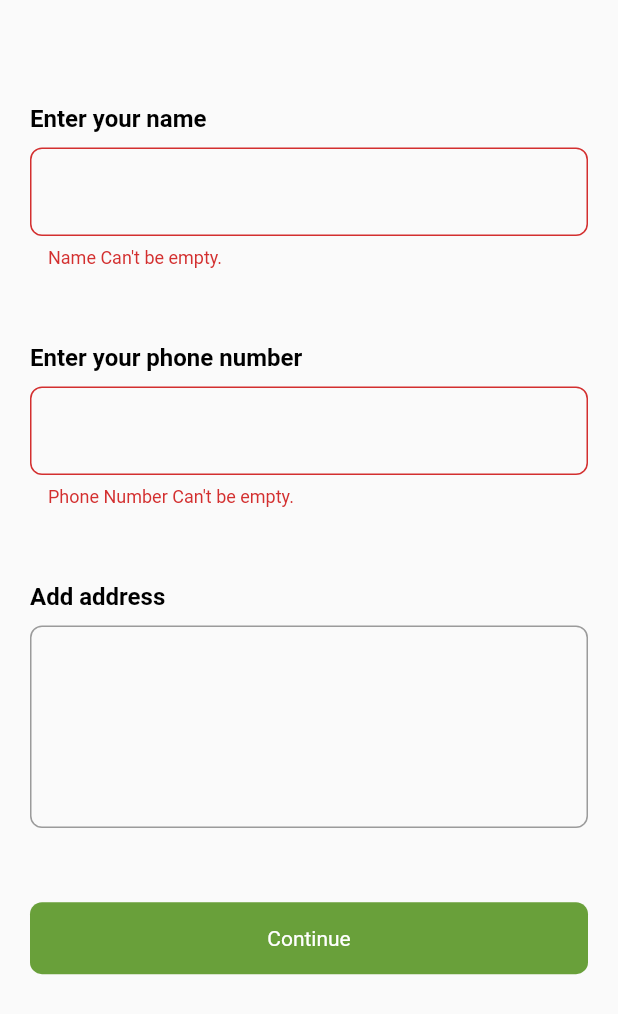
After one commit to sherief4/fruit-market, a Flutter app: the CompleteInformationPage screen opened directly, after a tap on "Continue", on a phone screen of 412 x 824 dp. The commit adds this screen. Shown: the top 1014 px of the screen. Run offline on Flutter 3.47's test engine with Material 2 defaults, Android fonts, the phone set to English and light mode, and no system bars; our stand-ins replace dots_indicator.

Commit message:
auth_presentation_layer

```diff
--- /dev/null
+++ b/lib/features/auth/presentation/pages/complete_information.dart
@@ -0,0 +1,13 @@
+import 'package:flutter/material.dart';
+import 'package:fruit_market/features/auth/presentation/widgets/complete_information_page_body.dart';
+
+class CompleteInformationPage extends StatelessWidget {
+  const CompleteInformationPage({Key? key}) : super(key: key);
+
+  @override
+  Widget build(BuildContext context) {
+    return Scaffold(
+      body: SafeArea(child: CompleteInformationPageBody()),
+    );
+  }
+}
--- /dev/null
+++ b/lib/features/auth/presentation/widgets/complete_information_page_body.dart
@@ -0,0 +1,80 @@
+import 'package:flutter/material.dart';
+import 'package:fruit_market/core/utils/constants.dart';
+import 'package:fruit_market/core/widgets/default_button.dart';
+import 'package:fruit_market/core/widgets/vertical_space.dart';
+import 'package:fruit_market/features/auth/presentation/widgets/custom_text_form_field.dart';
+
+class CompleteInformationPageBody extends StatelessWidget {
+  CompleteInformationPageBody({Key? key}) : super(key: key);
+
+  final TextEditingController nameController = TextEditingController();
+  final TextEditingController addressController = TextEditingController();
+  final TextEditingController phoneNumberController = TextEditingController();
+  final formKey = GlobalKey<FormState>();
+
+  @override
+  Widget build(BuildContext context) {
+    return Padding(
+      padding: const EdgeInsets.all(20.0),
+      child: Form(
+        key: formKey,
+        child: SingleChildScrollView(
+          physics: const BouncingScrollPhysics(),
+          child: Column(
+            crossAxisAlignment: CrossAxisAlignment.start,
+            children: [
+              const VerticalSpace(
+                5.0,
+              ),
+              CustomTextFormField(
+                title: 'Enter your name',
+                validator: (String? value) {
+                  if (value!.isEmpty) {
+                    return 'Name Can\'t be empty.';
+                  }
+                  return null;
+                },
+                controller: nameController,
+              ),
+              const VerticalSpace(
+                5.0,
+              ),
+              CustomTextFormField(
+                title: 'Enter your phone number',
+                validator: (String? value) {
+                  if (value!.isEmpty) {
+                    return 'Phone Number Can\'t be empty.';
+                  }
+                  return null;
+                },
+                controller: phoneNumberController,
+              ),
+              const VerticalSpace(
+                5.0,
+              ),
+              CustomTextFormField(
+                title: 'Add address',
+                maxLines: 5,
+                validator: (String? value) {
+                  return null;
+                },
+                controller: addressController,
+              ),
+              const VerticalSpace(
+                5.0,
+              ),
+              DefaultButton(
+                onPressed: () {
+                  if (formKey.currentState!.validate()) {}
+                },
+                color: mainColor,
+                width: double.infinity,
+                text: 'Continue',
+              ),
+            ],
+          ),
+        ),
+      ),
+    );
+  }
+}
--- /dev/null
+++ b/lib/features/auth/presentation/widgets/custom_text_form_field.dart
@@ -0,0 +1,49 @@
+import 'package:flutter/material.dart';
+import 'package:fruit_market/core/widgets/vertical_space.dart';
+
+class CustomTextFormField extends StatelessWidget {
+  const CustomTextFormField({
+    Key? key,
+    required this.title,
+    required this.controller,
+    this.validator,
+    this.maxLines,
+  }) : super(key: key);
+  final String title;
+  final TextEditingController controller;
+  final String? Function(String?)? validator;
+  final int? maxLines;
+
+  @override
+  Widget build(BuildContext context) {
+    return Column(
+      crossAxisAlignment: CrossAxisAlignment.start,
+      children: [
+        Text(
+          title,
+          style: const TextStyle(
+            fontSize: 16.0,
+            fontWeight: FontWeight.w600,
+            color: Colors.black,
+          ),
+        ),
+        const VerticalSpace(
+          1.0,
+        ),
+        TextFormField(
+          controller: controller,
+          autovalidateMode: AutovalidateMode.onUserInteraction,
+          validator: validator,
+          maxLines: maxLines ?? 1,
+          decoration: InputDecoration(
+            border: OutlineInputBorder(
+              borderRadius: BorderRadius.circular(
+                8.0,
+              ),
+            ),
+          ),
+        ),
+      ],
+    );
+  }
+}
--- a/lib/features/auth/presentation/widgets/login_page_body.dart
+++ b/lib/features/auth/presentation/widgets/login_page_body.dart
@@ -2,6 +2,7 @@ import 'package:flutter/material.dart';
 import 'package:fruit_market/core/utils/constants.dart';
 import 'package:fruit_market/core/widgets/horizontal_space.dart';
 import 'package:fruit_market/core/widgets/vertical_space.dart';
+import 'package:fruit_market/features/auth/presentation/pages/complete_information.dart';
 import 'package:fruit_market/features/auth/presentation/widgets/login_button.dart';
 
 class LoginPageBody extends StatelessWidget {
@@ -53,7 +54,11 @@ class LoginPageBody extends StatelessWidget {
                 ),
                 Expanded(
                   child: LoginButton(
-                    onPressed: () {},
+                    onPressed: () {
+                      Navigator.of(context).push(MaterialPageRoute(
+                          builder: (context) =>
+                              const CompleteInformationPage()));
+                    },
                     icon: 'assets/images/fb.png',
                   ),
                 ),
--- a/lib/main.dart
+++ b/lib/main.dart
@@ -10,9 +10,12 @@ class FruitMarketApp extends StatelessWidget {
 
   @override
   Widget build(BuildContext context) {
-    return const MaterialApp(
+    return  MaterialApp(
       debugShowCheckedModeBanner: false,
-      home: SplashPage(),
+     theme: ThemeData(
+       primarySwatch: Colors.green,
+     ),
+      home: const SplashPage(),
     );
   }
 }
```
